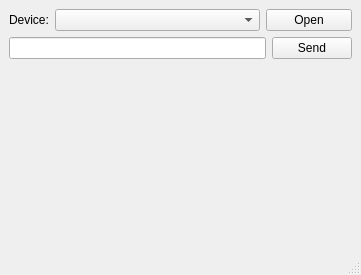
The window that src/apps/guiapp/controlappwindow.ui (denis-shienkov/radio-receiver) describes before a commit, drawn with Qt 5.
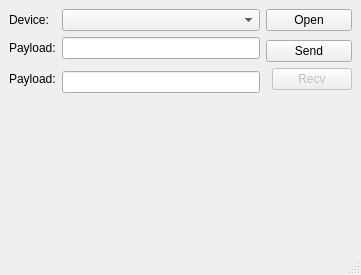
The same window after the commit.

Commit message: guiapp: Implement device echo

The edit to the form file:
```diff
--- a/src/apps/guiapp/controlappwindow.ui
+++ b/src/apps/guiapp/controlappwindow.ui
@@ -41,16 +41,47 @@
         </property>
        </widget>
       </item>
-      <item row="1" column="0" colspan="3">
-       <widget class="QLineEdit" name="deviceSendLineEdit"/>
+      <item row="1" column="0">
+       <widget class="QLabel" name="deviceSendPayloadLabel">
+        <property name="text">
+         <string>Payload:</string>
+        </property>
+       </widget>
       </item>
-      <item row="1" column="3">
+      <item row="1" column="1">
+       <widget class="QLineEdit" name="deviceSendPayloadLineEdit"/>
+      </item>
+      <item row="1" column="2" rowspan="2" colspan="2">
        <widget class="QPushButton" name="deviceSendButton">
         <property name="text">
          <string>Send</string>
         </property>
        </widget>
       </item>
+      <item row="2" column="0" rowspan="2">
+       <widget class="QLabel" name="deviceRecvPayloadLabel">
+        <property name="text">
+         <string>Payload:</string>
+        </property>
+       </widget>
+      </item>
+      <item row="2" column="3" rowspan="2">
+       <widget class="QPushButton" name="deviceRecvButton">
+        <property name="enabled">
+         <bool>false</bool>
+        </property>
+        <property name="text">
+         <string>Recv</string>
+        </property>
+       </widget>
+      </item>
+      <item row="3" column="1">
+       <widget class="QLineEdit" name="deviceRecvPayloadLineEdit">
+        <property name="readOnly">
+         <bool>true</bool>
+        </property>
+       </widget>
+      </item>
      </layout>
     </item>
     <item>
```
The commit also changes 2 other files.
